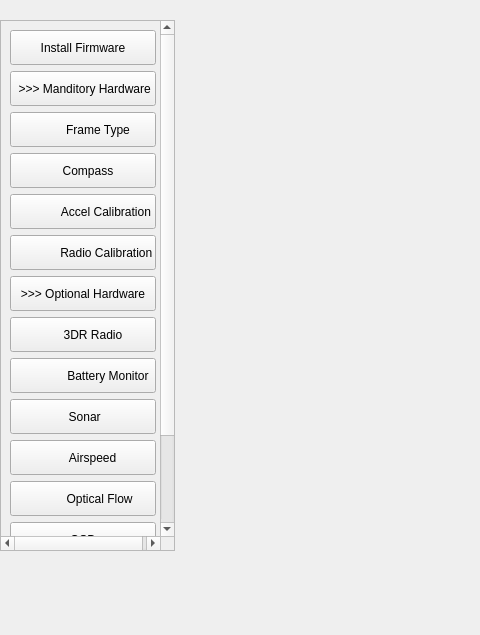
Old version of the form src/ui/configuration/ApmHardwareConfig.ui in the repository mavlink/qgroundcontrol; both pictures show x 0 to 480 and y 0 to 635 of the 1225 by 827 pixel window.
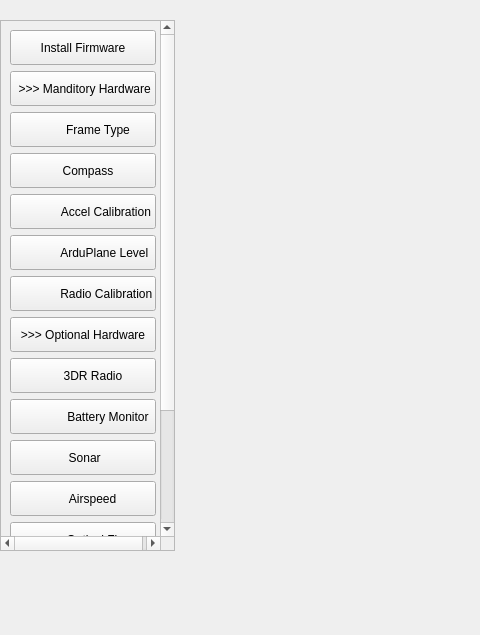
New version of the form.

Commit message: Changes for ArduPlane level to be shown when ArduPlane firmware is loaded

```diff
--- a/src/ui/configuration/ApmHardwareConfig.ui
+++ b/src/ui/configuration/ApmHardwareConfig.ui
@@ -43,7 +43,7 @@
       <x>0</x>
       <y>0</y>
       <width>156</width>
-      <height>635</height>
+      <height>676</height>
      </rect>
     </property>
     <layout class="QVBoxLayout" name="verticalLayout_12">
@@ -129,6 +129,25 @@
          </property>
         </widget>
        </item>
+       <item>
+        <widget class="QPushButton" name="arduPlaneLevelButton">
+         <property name="minimumSize">
+          <size>
+           <width>0</width>
+           <height>35</height>
+          </size>
+         </property>
+         <property name="layoutDirection">
+          <enum>Qt::LeftToRight</enum>
+         </property>
+         <property name="autoFillBackground">
+          <bool>false</bool>
+         </property>
+         <property name="text">
+          <string>             ArduPlane Level</string>
+         </property>
+        </widget>
+       </item>
        <item>
         <widget class="QPushButton" name="radioCalibrateButton">
          <property name="minimumSize">
```
The commit also changes 2 other files.
